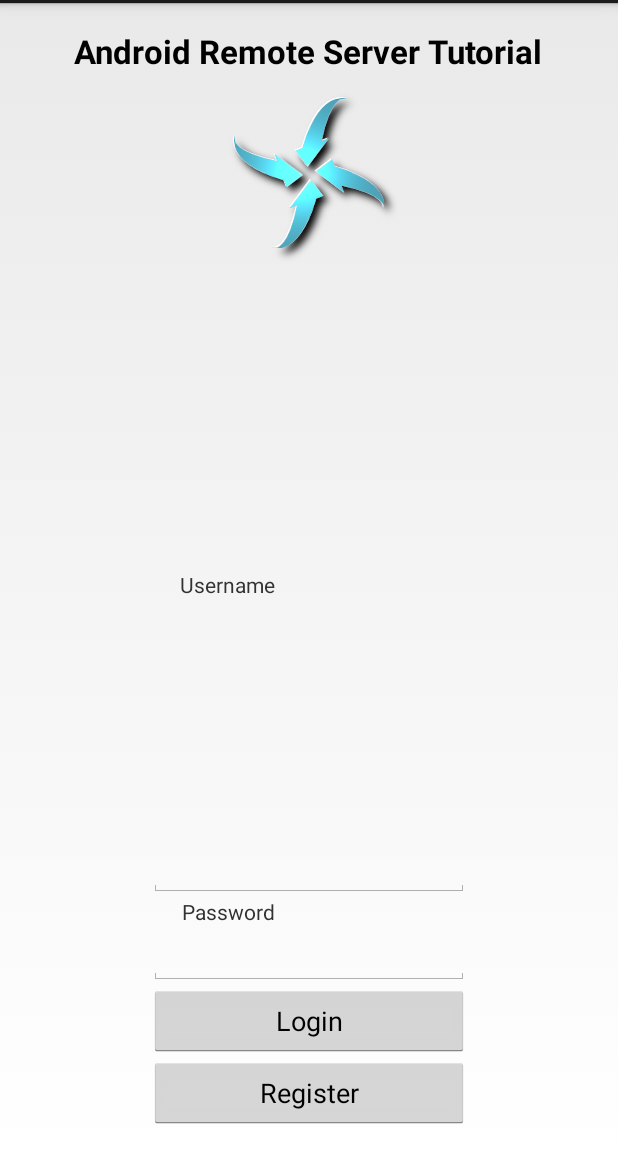
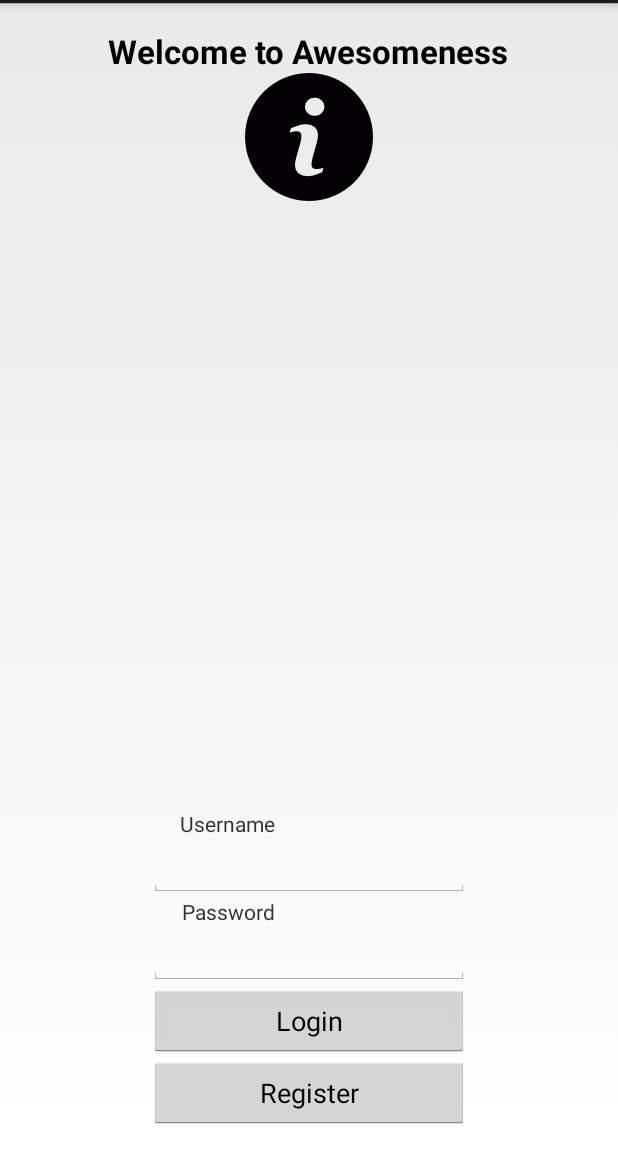
Before and after one commit to markhulia/MySQLTestSample, an Android app: the screen it shows after launch (Login), after a tap on "Login", on a phone screen of 412 x 824 dp, the part 69-1236 px from its top. Run offline under Robolectric (Android 15) with nearby library versions, the phone set to English and light mode, and no system bars; 4 statements that could not run were skipped.

Commit message:
integrating
starting with main activity and notificationBuilder

```diff
--- a/app/src/main/java/com/example/mysqltest/Login.java
+++ b/app/src/main/java/com/example/mysqltest/Login.java
@@ -27,17 +27,16 @@ import org.json.JSONObject;
 import java.util.ArrayList;
 import java.util.List;
 
-public class Login extends Activity implements OnClickListener {
+public class Login extends Activity  {
 
+    //URL string with +php method
+    String LOGIN_URL = URL.URL + "login.php";
     // JSON element ids from response of php script:
     private static final String TAG_SUCCESS = "success";
     private static final String TAG_MESSAGE = "message";
     // JSON parser class
     JSONParser jsonParser = new JSONParser();
-    //URL string with +php method
-    String LOGIN_URL = URL.URL + "login.php";
     private EditText user, pass;
-    private Button mSubmit, mRegister;
     // Progress Dialog
     private ProgressDialog pDialog;
 
@@ -50,41 +49,21 @@ public class Login extends Activity implements OnClickListener {
         // setup input fields
         user = (EditText) findViewById(R.id.username);
         pass = (EditText) findViewById(R.id.password);
-
-        // setup buttons
-        mSubmit = (Button) findViewById(R.id.login);
-        mRegister = (Button) findViewById(R.id.register);
-
-        // register listeners
-        mSubmit.setOnClickListener(this);
-        mRegister.setOnClickListener(this);
-
     }
 
-    @Override
-    public void onClick(View v) {
+    public void mSubmit(View v) {
         // TODO Auto-generated method stub
-        switch (v.getId()) {
-            case R.id.login:
-                new AttemptLogin().execute();
-                break;
-            case R.id.register:
-                Intent i = new Intent(this, Register.class);
-                startActivity(i);
-                break;
-
-            default:
-                break;
-        }
+        new AttemptLogin().execute();
     }
 
+    //login Assync logic
     class AttemptLogin extends AsyncTask<String, String, String> {
 
         @Override
         protected void onPreExecute() {
             super.onPreExecute();
             pDialog = new ProgressDialog(Login.this);
-            pDialog.setMessage("Attempting login...");
+            pDialog.setMessage("Please wait...");
             pDialog.setIndeterminate(false);
             pDialog.setCancelable(true);
             pDialog.show();
@@ -115,6 +94,7 @@ public class Login extends Activity implements OnClickListener {
                 success = json.getInt(TAG_SUCCESS);
                 if (success == 1) {
                     Log.d("Login Successful", json.toString());
+
                     // save user data
                     SharedPreferences sp = PreferenceManager
                             .getDefaultSharedPreferences(Login.this);
@@ -122,6 +102,8 @@ public class Login extends Activity implements OnClickListener {
                     edit.putString("username", username);
                     edit.commit();
 
+
+                    //open second activity
                     Intent i = new Intent(Login.this, ReadComments.class);
                     finish();
                     startActivity(i);
--- a/app/src/main/res/layout/add_comment.xml
+++ b/app/src/main/res/layout/add_comment.xml
@@ -8,7 +8,7 @@
         android:layout_height="wrap_content"
         android:layout_below="@+id/textView2"
         android:layout_centerHorizontal="true"
-        android:src="@drawable/arrowstars" />
+        android:src="@drawable/info" />
 
     <TextView
         android:id="@+id/textView2"
--- a/app/src/main/res/layout/login.xml
+++ b/app/src/main/res/layout/login.xml
@@ -19,7 +19,8 @@
         android:layout_above="@+id/register"
         android:layout_alignLeft="@+id/password"
         android:layout_alignRight="@+id/password"
-        android:text="Login" />
+        android:text="Login"
+        android:onClick="mSubmit"/>
 
     <EditText
         android:id="@+id/password"
@@ -41,7 +42,7 @@
         android:layout_centerHorizontal="true"
         android:layout_marginTop="17dp"
         android:gravity="center"
-        android:text="Android Remote Server Tutorial"
+        android:text="Welcome to Awesomeness"
         android:textAppearance="?android:attr/textAppearanceLarge"
         android:textStyle="bold" />
 
@@ -51,7 +52,7 @@
         android:layout_height="wrap_content"
         android:layout_below="@+id/textView2"
         android:layout_centerHorizontal="true"
-        android:src="@drawable/arrowstars" />
+        android:src="@drawable/info" />
 
     <TextView
         android:id="@+id/TextView01"
@@ -75,6 +76,7 @@
         android:layout_width="wrap_content"
         android:layout_height="wrap_content"
         android:layout_alignRight="@+id/TextView01"
+        android:layout_above="@+id/username"
         android:layout_centerVertical="true"
         android:text="Username" />
 
--- a/app/src/main/res/layout/register.xml
+++ b/app/src/main/res/layout/register.xml
@@ -8,7 +8,7 @@
         android:layout_height="wrap_content"
         android:layout_below="@+id/textView2"
         android:layout_centerHorizontal="true"
-        android:src="@drawable/arrowstars" />
+        android:src="@drawable/info" />
 
     <TextView
         android:id="@+id/textView1"
--- a/app/src/main/res/layout/single_post.xml
+++ b/app/src/main/res/layout/single_post.xml
@@ -13,7 +13,7 @@
         android:orientation="vertical">
 
         <LinearLayout
-            android:id="@+id/box"
+            android:id="@+id/box1"
             android:layout_width="match_parent"
             android:layout_height="wrap_content"
             android:layout_margin="2dp"
@@ -24,10 +24,10 @@
                 android:id="@+id/imageView1"
                 android:layout_width="wrap_content"
                 android:layout_height="wrap_content"
-                android:src="@drawable/arrowstars" />
+                android:src="@drawable/info" />
 
             <LinearLayout
-                android:id="@+id/box"
+                android:id="@+id/box2"
                 android:layout_width="match_parent"
                 android:layout_height="wrap_content"
                 android:layout_margin="2dp"
--- a/app/src/main/res/values/strings.xml
+++ b/app/src/main/res/values/strings.xml
@@ -5,8 +5,8 @@
     <string name="password_textview">Password:</string>
     <string name="submit">Submit</string>
 
-    <string name="post_comment">Post Comment</string>
-    <string name="read_comments_title">Recent Comments</string>
+    <string name="post_comment">Update</string>
+    <string name="read_comments_title">Report</string>
     <string name="passwords_not_same">Passwords don\'t match</string>
     <string name="action_settings">Settings</string>
     <string name="hello_world">hi</string>
```
Also changed, not shown: app/src/main/java/com/example/mysqltest/MainActivity.java (+21 -21 lines), app/src/main/java/com/example/mysqltest/NotificationBuilder.java (added, +21 -0 lines), app/src/main/java/com/example/mysqltest/ReadComments.java (+30 -54 lines), app/src/main/java/com/example/mysqltest/Register.java (deleted, +0 -136 lines), app/src/main/res/drawable-hdpi/arrowstars.png (deleted), app/src/main/res/drawable-hdpi/info.png (added), 218 other files.
